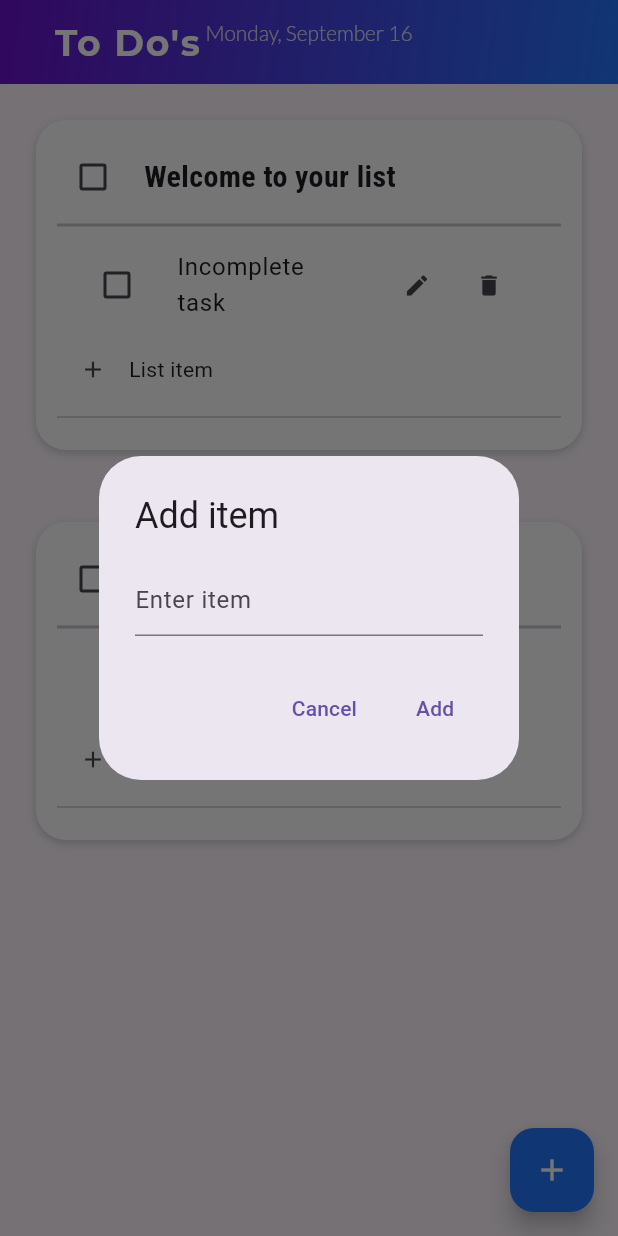
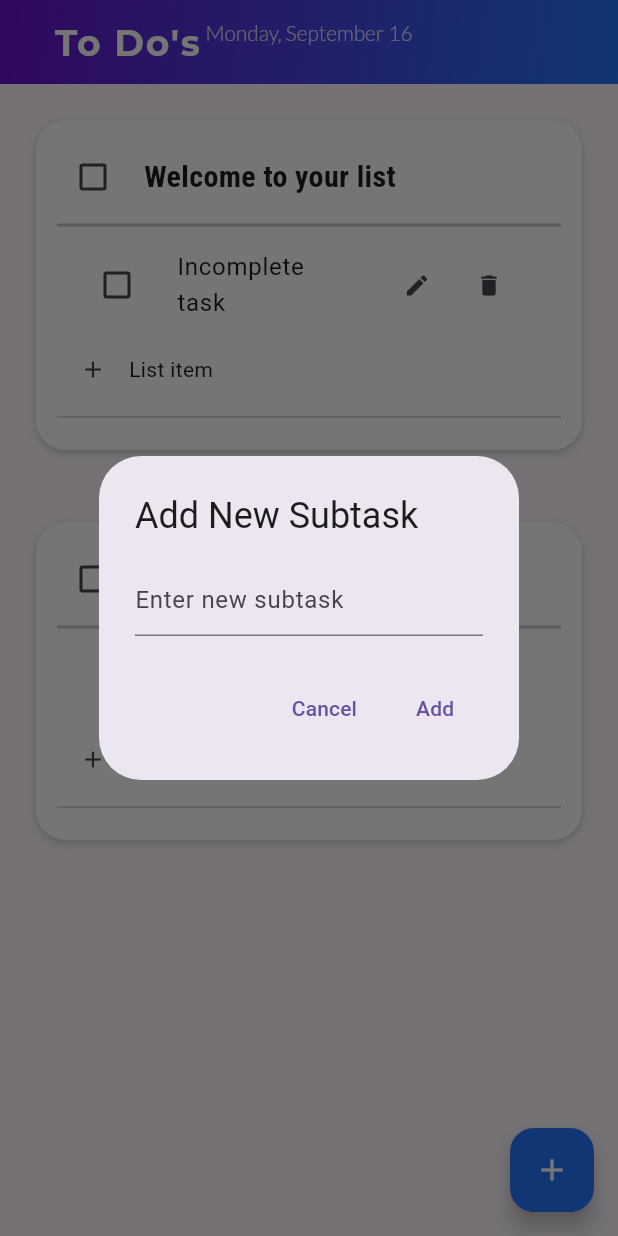
Before and after one commit to pickachuuu/to_do_list, a Flutter app: the screen it shows after launch, after a tap on the "add" icon, on a phone screen of 412 x 824 dp. Run offline on Flutter 3.47's test engine with Material 3 defaults, Android fonts, the phone set to English and light mode, and no system bars; our stand-ins replace google_fonts, hive_flutter; accounts and stored records are empty.

Commit message:
fix: fixed subtask data not saved in local storage

```diff
--- a/lib/pages/main_page.dart
+++ b/lib/pages/main_page.dart
@@ -27,6 +27,7 @@ class _HomePageState extends State<HomePage> {
       db.createInitialData();
     } else {
       db.loadData();
+      print("tile values = ${db.tileVal}");
     }
 
 
@@ -147,6 +148,7 @@ class _HomePageState extends State<HomePage> {
 
       // Body containing the list of tasks
       body: ListView.builder(
+
         itemCount: db.tileVal.length,
         itemBuilder: (context, index) {
           return TaskTile(
@@ -154,6 +156,8 @@ class _HomePageState extends State<HomePage> {
             isSelected: db.tileVal[index][1],
             taskList: db.tileVal[index][2],
             onChanged: (value) => boxSelected(value, index),
+            index: index,
+            onUpdate: (index, newSubtask) => db.updateInnerList(index, newSubtask),
           );
         },
       ),
--- a/lib/util/list_tile.dart
+++ b/lib/util/list_tile.dart
@@ -8,6 +8,8 @@ class TaskTile extends StatefulWidget {
   final bool isSelected;
   final List<dynamic> taskList;
   final Function(bool?)? onChanged;
+  final int index;
+  final Function(int, List<dynamic>) onUpdate;
 
   TaskTile({
     super.key,
@@ -15,6 +17,8 @@ class TaskTile extends StatefulWidget {
     required this.isSelected,
     required this.taskList,
     required this.onChanged,
+    required this.index,
+    required this.onUpdate
   });
 
   @override
@@ -36,10 +40,10 @@ class _TaskTileState extends State<TaskTile> {
     showDialog(
       context: context,
       builder: (context) => AlertDialog(
-        title: const Text('Add item'),
+        title: const Text('Add New Subtask'),
         content: TextField(
           controller: _newTaskController,
-          decoration: const InputDecoration(hintText: 'Enter item'),
+          decoration: const InputDecoration(hintText: 'Enter new subtask'),
         ),
         actions: [
           TextButton(
@@ -51,8 +55,9 @@ class _TaskTileState extends State<TaskTile> {
               if (_newTaskController.text.isNotEmpty) {
                 setState(() {
                   widget.taskList.add([_newTaskController.text, false]);
-                  _newTaskController.clear();
                 });
+                widget.onUpdate(widget.index, [_newTaskController.text, false]);
+                _newTaskController.clear();
               }
               Navigator.pop(context);
             },
@@ -69,10 +74,10 @@ class _TaskTileState extends State<TaskTile> {
     showDialog(
       context: context,
       builder: (context) => AlertDialog(
-        title: const Text('Edit item'),
+        title: const Text('Edit Subtask'),
         content: TextField(
           controller: _editController,
-          decoration: const InputDecoration(hintText: 'Edit item'),
+          decoration: const InputDecoration(hintText: 'Enter new subtask'),
         ),
         actions: [
           TextButton(
@@ -194,7 +199,7 @@ class _TaskTileState extends State<TaskTile> {
                 ),
                 title: Text(
                   subtask[0],
-                  style: TextStyle( decoration: TextDecoration.lineThrough,
+                  style: const TextStyle( decoration: TextDecoration.lineThrough,
                 )
                 ),
                 trailing: Row(
```
Also changed, not shown: lib/data/database.dart (+13 -2 lines).
